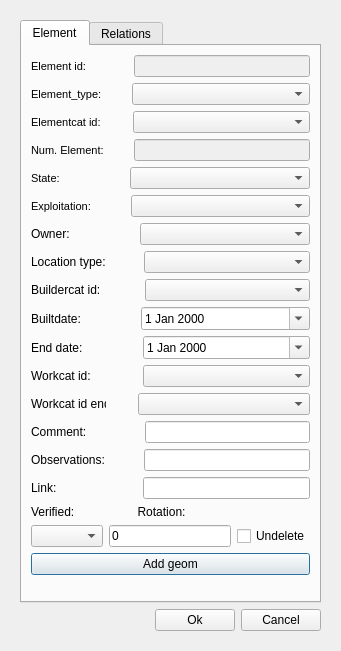
Qt form ui/add_element.ui (Giswater/giswater_qgis_plugin) before a commit.
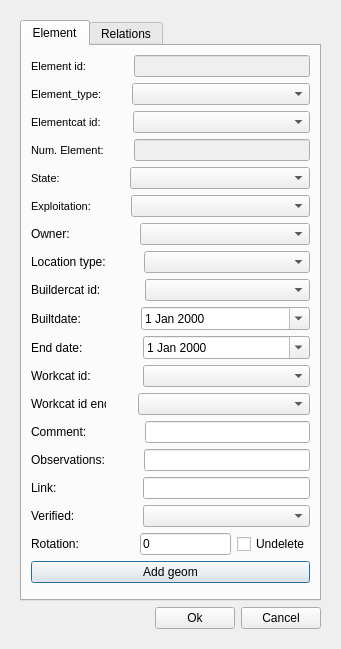
The same form after that commit. Icons and pictures are not drawn.

```diff
--- a/ui/add_element.ui
+++ b/ui/add_element.ui
@@ -7,7 +7,7 @@
     <x>0</x>
     <y>0</y>
     <width>337</width>
-    <height>651</height>
+    <height>649</height>
    </rect>
   </property>
   <property name="windowTitle">
@@ -801,34 +801,53 @@
              </widget>
             </item>
             <item>
-             <widget class="QLabel" name="label_rotation">
-              <property name="text">
-               <string>                 Rotation:</string>
+             <spacer name="horizontalSpacer_18">
+              <property name="orientation">
+               <enum>Qt::Horizontal</enum>
               </property>
-             </widget>
-            </item>
-            <item>
-             <widget class="QLabel" name="label_2">
-              <property name="sizePolicy">
-               <sizepolicy hsizetype="Fixed" vsizetype="Fixed">
-                <horstretch>0</horstretch>
-                <verstretch>0</verstretch>
-               </sizepolicy>
+              <property name="sizeType">
+               <enum>QSizePolicy::Fixed</enum>
               </property>
-              <property name="text">
-               <string/>
+              <property name="sizeHint" stdset="0">
+               <size>
+                <width>62</width>
+                <height>20</height>
+               </size>
               </property>
-             </widget>
+             </spacer>
             </item>
-           </layout>
-          </item>
-          <item>
-           <layout class="QHBoxLayout" name="horizontalLayout_21">
             <item>
              <widget class="QComboBox" name="verified"/>
             </item>
+           </layout>
+          </item>
+          <item>
+           <layout class="QHBoxLayout" name="horizontalLayout_21">
             <item>
              <layout class="QHBoxLayout" name="horizontalLayout_26">
+              <item>
+               <widget class="QLabel" name="label_rotation">
+                <property name="text">
+                 <string>Rotation:</string>
+                </property>
+               </widget>
+              </item>
+              <item>
+               <spacer name="horizontalSpacer_19">
+                <property name="orientation">
+                 <enum>Qt::Horizontal</enum>
+                </property>
+                <property name="sizeType">
+                 <enum>QSizePolicy::Fixed</enum>
+                </property>
+                <property name="sizeHint" stdset="0">
+                 <size>
+                  <width>55</width>
+                  <height>20</height>
+                 </size>
+                </property>
+               </spacer>
+              </item>
               <item>
                <widget class="QLineEdit" name="rotation">
                 <property name="text">
```
